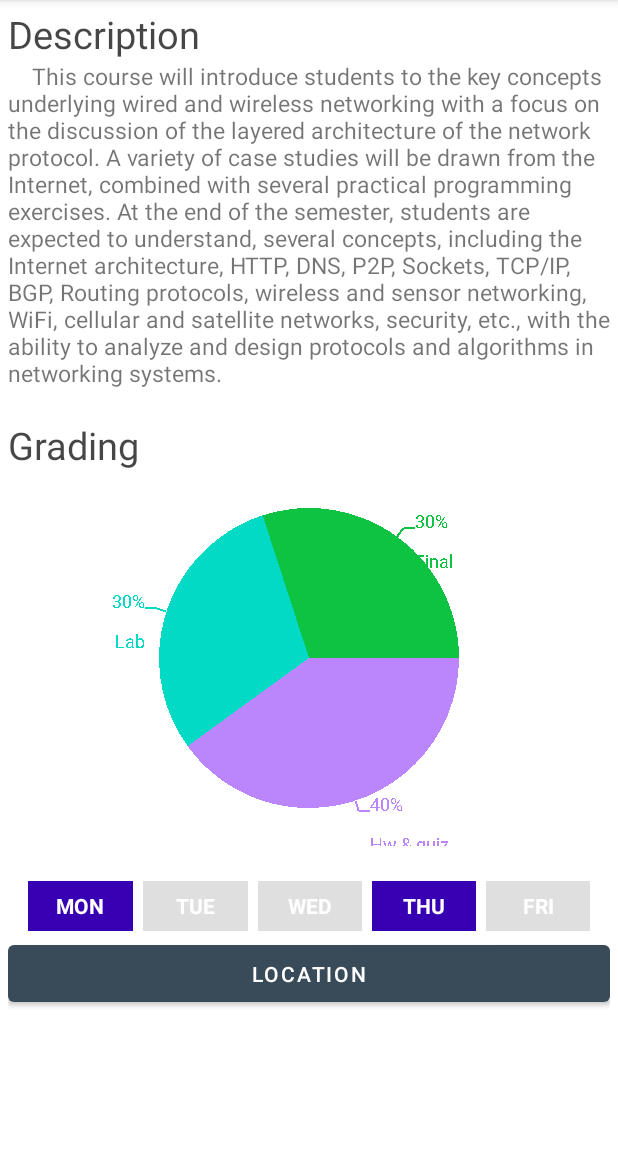
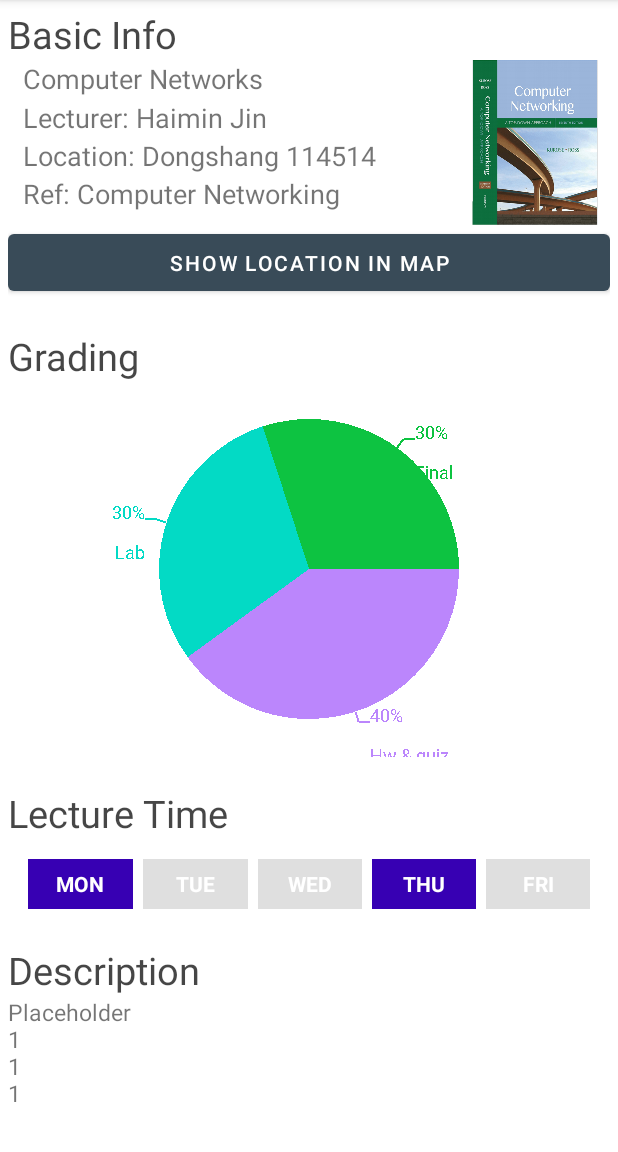
Before and after one commit to GoAMATEUR/CS175-Assignments-2021Fall, an Android app: the fragment InformationFragment shown on its own in the app's theme, on a phone screen of 412 x 824 dp, the part 84-1236 px from its top. Run offline under Robolectric (Android 15) with nearby library versions, the phone set to English and light mode, and no system bars.

Commit message:
info page basic

```diff
--- a/app/src/main/java/me/hsy/mycanvas/ui/home/HomeFragment.kt
+++ b/app/src/main/java/me/hsy/mycanvas/ui/home/HomeFragment.kt
@@ -207,6 +207,7 @@ class HomeFragment : Fragment() {
 
     @SuppressLint("Range")
     private fun loadNotesFromDatabase(classId: Int?): List<Note>? {
+        val currentSysTime = System.currentTimeMillis()
         // load data from database
         if (database == null) {
             return Collections.emptyList()
@@ -238,10 +239,16 @@ class HomeFragment : Fragment() {
             while (cursor.moveToNext()) {
                 // load homework info
                 val id: Long = cursor.getLong(cursor.getColumnIndex(BaseColumns._ID))
+                val dateMs: Long = cursor.getLong(cursor.getColumnIndex(TodoContract.TodoNote.COLUMN_DATE))
+                val intState: Int = cursor.getInt(cursor.getColumnIndex(TodoContract.TodoNote.COLUMN_STATE))
+
+
+                if (intState == State.DONE.intValue && currentSysTime > dateMs) {
+                    continue
+                }
                 val content: kotlin.String =
                     cursor.getString(cursor.getColumnIndex(TodoContract.TodoNote.COLUMN_CONTENT))
-                val dateMs: Long = cursor.getLong(cursor.getColumnIndex(TodoContract.TodoNote.COLUMN_DATE))
-                val intState: Int = cursor.getInt(cursor.getColumnIndex(TodoContract.TodoNote.COLUMN_STATE))
+
                 val intCourse: Int = cursor.getInt(cursor.getColumnIndex(TodoContract.TodoNote.COLUMN_COURSE))
                 val intClassification: Int = cursor.getInt(cursor.getColumnIndex(TodoContract.TodoNote.COLUMN_CLASSIFICATION))
 
--- a/app/src/main/java/me/hsy/mycanvas/ui/main/InformationFragment.kt
+++ b/app/src/main/java/me/hsy/mycanvas/ui/main/InformationFragment.kt
@@ -61,9 +61,9 @@ class InformationFragment : Fragment() {
         // load json
         val inputStream: InputStream? = activity?.assets?.open("networks_info.json") ?: null
         val bodyString: String? = inputStream?.bufferedReader().use{it?.readText()}
-        if (inputStream != null) {
-            Log.d("@=>", "Json loaded")
-        }
+//        if (inputStream != null) {
+//            Log.d("@=>", "Json loaded")
+//        }
         val infoBean = gson.fromJson(bodyString, InfoBean::class.java)
 
         // draw pie chart
--- a/app/src/main/res/layout/fragment_information.xml
+++ b/app/src/main/res/layout/fragment_information.xml
@@ -7,25 +7,56 @@
     android:layout_height="match_parent"
     tools:context=".ui.main.InformationFragment"
     android:orientation="vertical"
+    >
+    <ScrollView
+        android:layout_width="match_parent"
+        android:layout_height="wrap_content">
+        <LinearLayout
+            android:layout_width="match_parent"
+            android:layout_height="wrap_content"
+            android:orientation="vertical"
             android:padding="5dp">
-    <LinearLayout
-        android:id="@+id/description_box"
+            <RelativeLayout
+                android:id="@+id/basic_box"
                 android:layout_height="wrap_content"
                 android:layout_width="match_parent"
-        android:orientation="vertical"
+
                 android:layout_marginBottom="20dp">
                 <TextView
+                    android:id="@+id/basic_title"
                     android:layout_height="wrap_content"
                     android:layout_width="wrap_content"
-            android:text="Description"
+                    android:text="Basic Info"
                     android:textColor="#B9000000"
                     android:textSize="25sp"/>
+
                 <TextView
+                    android:id="@+id/basic_info"
+                    android:layout_width="wrap_content"
                     android:layout_height="wrap_content"
+                    android:layout_below="@id/basic_title"
+                    android:height="110dp"
+                    android:layout_marginHorizontal="10dp"
+                    android:lineSpacingMultiplier = "1.2"
+                    android:text="Computer Networks\nLecturer: Haimin Jin\nLocation: Dongshang 114514\nRef: Computer Networking"
+
+                    android:textSize="18sp" />
+
+                <ImageView
+                    android:id="@+id/reference_img"
+                    android:layout_width="100dp"
+                    android:layout_height="110dp"
+                    android:layout_alignTop="@id/basic_info"
+                    android:layout_alignEnd="@id/location"
+                    android:src="@drawable/cover" />
+                <Button
+                    android:id="@+id/location"
                     android:layout_width="match_parent"
-            android:text="    This course will introduce students to the key concepts underlying wired and wireless networking with a focus on the discussion of the layered architecture of the network protocol. A variety of case studies will be drawn from the Internet, combined with several practical programming exercises. At the end of the semester, students are expected to understand, several concepts, including the Internet architecture, HTTP, DNS, P2P, Sockets, TCP/IP, BGP, Routing protocols, wireless and sensor networking, WiFi, cellular and satellite networks, security, etc., with the ability to analyze and design protocols and algorithms in networking systems."
-            android:textSize="15sp"/>
-    </LinearLayout>>
+                    android:layout_below="@id/basic_info"
+                    android:layout_height="50dp"
+                    android:text="Show location in map"/>
+            </RelativeLayout>
+
             <LinearLayout
                 android:id="@+id/grading_box"
                 android:layout_height="wrap_content"
@@ -45,18 +76,49 @@
                     android:layout_below="@id/grading_title"
                     tools:ignore="MissingConstraints" />
             </LinearLayout>
-
+            <LinearLayout
+                android:id="@+id/time_box"
+                android:layout_height="wrap_content"
+                android:layout_width="match_parent"
+                android:orientation="vertical"
+                android:layout_marginBottom="20dp">
+                <TextView
+                    android:layout_height="wrap_content"
+                    android:layout_width="wrap_content"
+                    android:text="Lecture Time"
+                    android:textColor="#B9000000"
+                    android:textSize="25sp"/>
                 <include
                     android:id="@+id/week_bar"
                     layout="@layout/week_bar"
                     android:layout_marginHorizontal="10dp"
+                    android:layout_marginTop="10dp"
                     android:layout_height="40dp"
                     android:layout_width="match_parent"/>
-    <Button
-        android:id="@+id/location"
+            </LinearLayout>
+
+
+            <LinearLayout
+                android:id="@+id/description_box"
+                android:layout_height="wrap_content"
                 android:layout_width="match_parent"
-        android:layout_height="50dp"
-        android:text="location"/>
+                android:orientation="vertical"
+                android:layout_marginBottom="20dp">
+                <TextView
+                    android:layout_height="wrap_content"
+                    android:layout_width="wrap_content"
+                    android:text="Description"
+                    android:textColor="#B9000000"
+                    android:textSize="25sp"/>
+                <TextView
+                    android:layout_height="wrap_content"
+                    android:layout_width="match_parent"
+                    android:text="Placeholder\n1\n1\n1"
+                    android:textSize="15sp"/>
+            </LinearLayout>
+        </LinearLayout>
+    </ScrollView>
+
 
 
 
```
Also changed, not shown: app/src/main/res/drawable/cover.png (added). Lines whose indentation alone changed are shown as unchanged.
